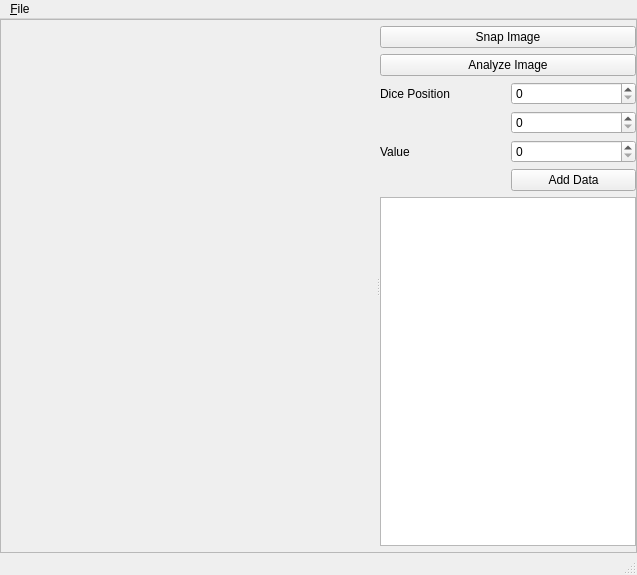
Qt form main_window.ui (Azador/dice) before a commit.
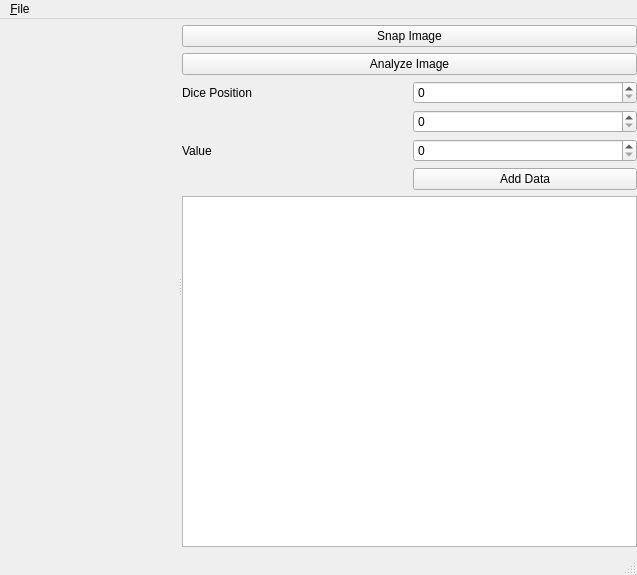
The same form after that commit.

Commit message: List of images activated, loading and showing image implemented.

Diff of the .ui file:
```diff
--- a/main_window.ui
+++ b/main_window.ui
@@ -14,10 +14,7 @@
    <string>MainWindow</string>
   </property>
   <widget class="QWidget" name="centralwidget">
-   <layout class="QVBoxLayout" name="verticalLayout">
-    <property name="spacing">
-     <number>6</number>
-    </property>
+   <layout class="QGridLayout" name="gridLayout_2">
     <property name="leftMargin">
      <number>0</number>
     </property>
@@ -30,28 +27,15 @@
     <property name="bottomMargin">
      <number>0</number>
     </property>
-    <item>
-     <widget class="QSplitter" name="splitter_w">
-      <property name="frameShape">
-       <enum>QFrame::StyledPanel</enum>
-      </property>
-      <property name="frameShadow">
-       <enum>QFrame::Sunken</enum>
-      </property>
+    <item row="0" column="0">
+     <widget class="QSplitter" name="splitter">
       <property name="orientation">
        <enum>Qt::Horizontal</enum>
       </property>
       <property name="handleWidth">
        <number>4</number>
       </property>
-      <widget class="QWidget" name="image_w" native="true">
-       <property name="sizePolicy">
-        <sizepolicy hsizetype="Expanding" vsizetype="Preferred">
-         <horstretch>1</horstretch>
-         <verstretch>0</verstretch>
-        </sizepolicy>
-       </property>
-      </widget>
+      <widget class="QWidget" name="image_container_w" native="true"/>
       <widget class="QWidget" name="layoutWidget">
        <layout class="QGridLayout" name="gridLayout">
         <property name="topMargin">
@@ -113,7 +97,14 @@
          <widget class="QSpinBox" name="dice_position_x_sb"/>
         </item>
         <item row="6" column="0" colspan="2">
-         <widget class="QTreeView" name="images_tbl"/>
+         <widget class="QTreeView" name="images_tbl">
+          <property name="alternatingRowColors">
+           <bool>true</bool>
+          </property>
+          <property name="rootIsDecorated">
+           <bool>false</bool>
+          </property>
+         </widget>
         </item>
         <item row="5" column="1">
          <widget class="QPushButton" name="add_data_btn">
```
The commit also changes 1 other file.
